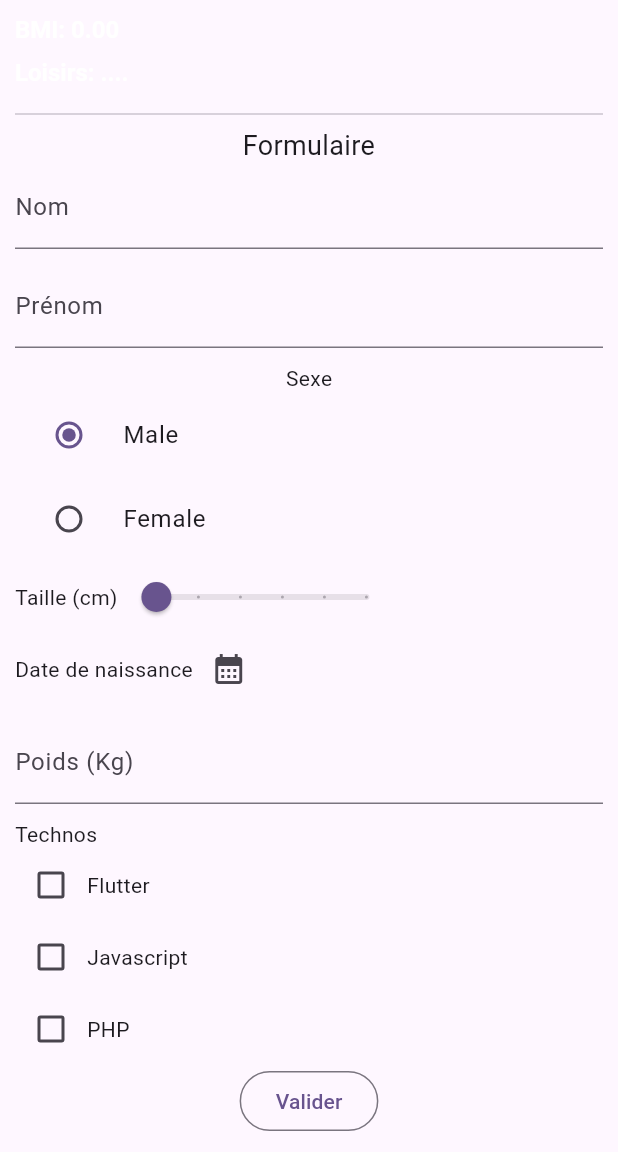
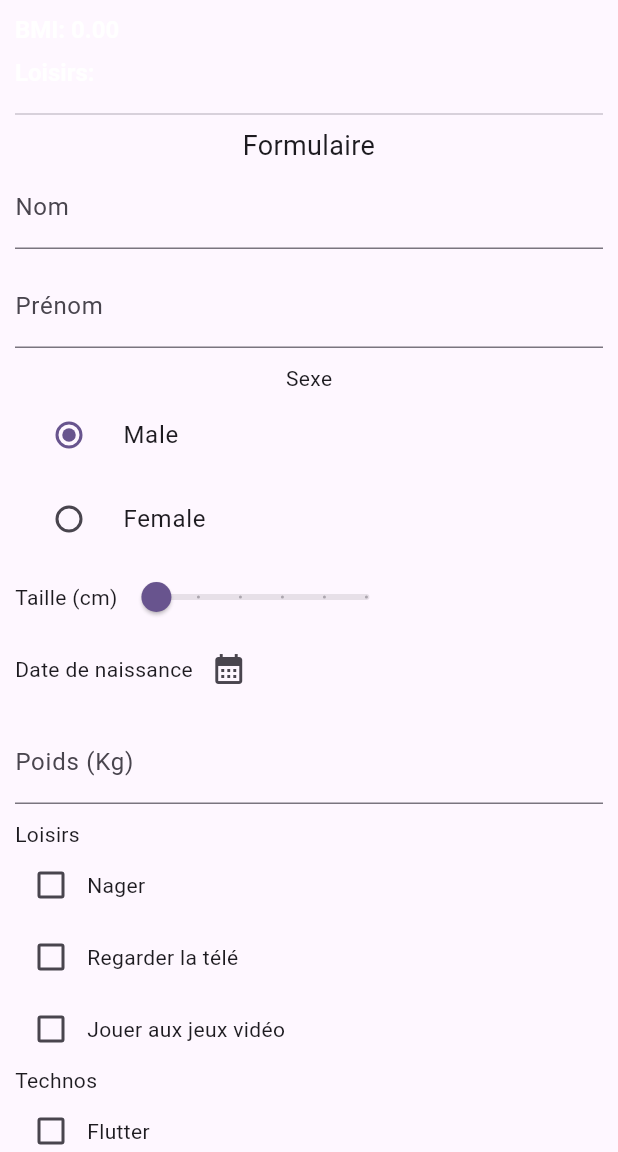
Before and after one commit to DTC-Formation/layout-interactives-Rojotiana-Tsiverisoa, a Flutter app: the screen it shows after launch, scrolled down 347 dp, on a phone screen of 412 x 824 dp, the part 84-1236 px from its top. Run offline on Flutter 3.47's test engine with Material 2 defaults, Android fonts, the phone set to English and light mode, and no system bars; network calls fail.

Commit message:
add hobbies selection

```diff
--- a/lib/screen/form.dart
+++ b/lib/screen/form.dart
@@ -12,6 +12,7 @@ class MyForm extends StatefulWidget {
   final void Function(double) updateHeight;
   final void Function(String) updateWeight;
   final void Function(List<String>) updateTechnos;
+  final void Function(List<String>) updateHobbies;
 
   const MyForm({
     super.key,
@@ -22,6 +23,7 @@ class MyForm extends StatefulWidget {
     required this.updateHeight,
     required this.updateWeight,
     required this.updateTechnos,
+    required this.updateHobbies,
   });
 
   @override
@@ -57,6 +59,19 @@ class _MyFormState extends State<MyForm> {
     if (phpIsChecked) technoController.add("PHP");
   }
 
+  bool swimmingIsChecked = false;
+  bool watchingTvIsChecked = false;
+  bool gamingIsChecked = false;
+
+  List<String> hobbiesController = [];
+
+  void updateCheckedHobbies() {
+    hobbiesController.clear();
+    if (swimmingIsChecked) hobbiesController.add("Nager");
+    if (watchingTvIsChecked) hobbiesController.add("Regarder la télé");
+    if (gamingIsChecked) hobbiesController.add("Jouer aux jeux vidéo");
+  }
+
   @override
   Widget build(BuildContext context) {
     void onSubmit() {
@@ -67,6 +82,7 @@ class _MyFormState extends State<MyForm> {
       widget.updateBirthday(birthdayController);
       widget.updateWeight(weightController.text);
       widget.updateTechnos(technoController);
+      widget.updateHobbies(hobbiesController);
     }
 
     return Column(
@@ -175,6 +191,68 @@ class _MyFormState extends State<MyForm> {
         ),
 
         // ************** Loisirs **************
+        Column(
+          children: [
+            const Align(
+              alignment: Alignment.topLeft,
+              child: Text('Loisirs'),
+            ),
+            Align(
+              alignment: Alignment.topLeft,
+              child: Row(
+                children: [
+                  Checkbox(
+                    checkColor: Colors.white,
+                    value: swimmingIsChecked,
+                    onChanged: (bool? value) {
+                      setState(() {
+                        swimmingIsChecked = value!;
+                        updateCheckedHobbies();
+                      });
+                    },
+                  ),
+                  const Text('Nager'),
+                ],
+              ),
+            ),
+            Align(
+              alignment: Alignment.topLeft,
+              child: Row(
+                children: [
+                  Checkbox(
+                    checkColor: Colors.white,
+                    value: watchingTvIsChecked,
+                    onChanged: (bool? value) {
+                      setState(() {
+                        watchingTvIsChecked = value!;
+                        updateCheckedHobbies();
+                      });
+                    },
+                  ),
+                  const Text('Regarder la télé'),
+                ],
+              ),
+            ),
+            Align(
+              alignment: Alignment.topLeft,
+              child: Row(
+                children: [
+                  Checkbox(
+                    checkColor: Colors.white,
+                    value: gamingIsChecked,
+                    onChanged: (bool? value) {
+                      setState(() {
+                        gamingIsChecked = value!;
+                        updateCheckedHobbies();
+                      });
+                    },
+                  ),
+                  const Text('Jouer aux jeux vidéo'),
+                ],
+              ),
+            ),
+          ],
+        ),
 
         // ************** Technos **************
         Column(
@@ -245,7 +323,7 @@ class _MyFormState extends State<MyForm> {
             onPressed: onSubmit,
             child: const Text('Valider'),
           ),
-        )
+        ),
       ],
     );
   }
--- a/lib/screen/preview.dart
+++ b/lib/screen/preview.dart
@@ -20,6 +20,7 @@ class _PreviewState extends State<Preview> {
   String weightController = "";
   double bmiController = 0;
   List<String> technoController = [''];
+  List<String> hobbyController = [''];
 
   void updateFirstname(String newValue) {
     setState(() {
@@ -63,6 +64,12 @@ class _PreviewState extends State<Preview> {
   void updateTechnos(List<String> newValue) {
     setState(() {
       technoController = newValue;
+    });
+  }
+
+  void updateHobbies(List<String> newValue) {
+    setState(() {
+      hobbyController = newValue;
     });
   }
 
@@ -239,15 +246,15 @@ class _PreviewState extends State<Preview> {
               Align(
                 alignment: Alignment.centerLeft,
                 child: RichText(
-                  text: const TextSpan(
+                  text: TextSpan(
                     text: 'Loisirs: ',
-                    style: TextStyle(
+                    style: const TextStyle(
                       fontWeight: FontWeight.bold,
                       fontSize: 16,
                     ),
                     children: [
                       TextSpan(
-                        text: '....',
+                        text: hobbyController.join(', '),
                       ),
                     ],
                   ),
@@ -267,6 +274,7 @@ class _PreviewState extends State<Preview> {
                 updateBirthday: updateBirthday,
                 updateWeight: updateWeight,
                 updateTechnos: updateTechnos,
+                updateHobbies: updateHobbies,
               ),
             ],
           ),
```
